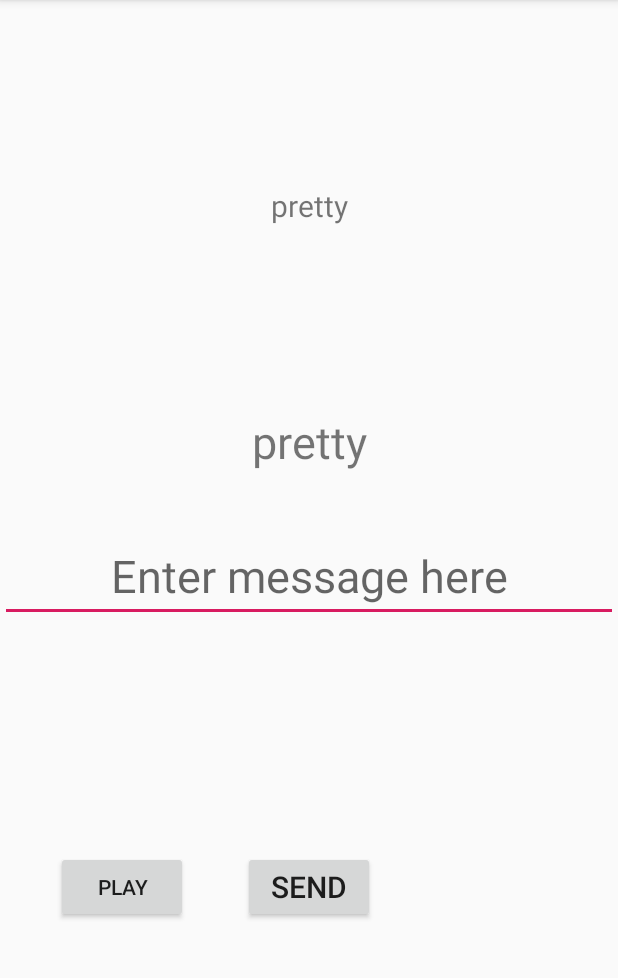
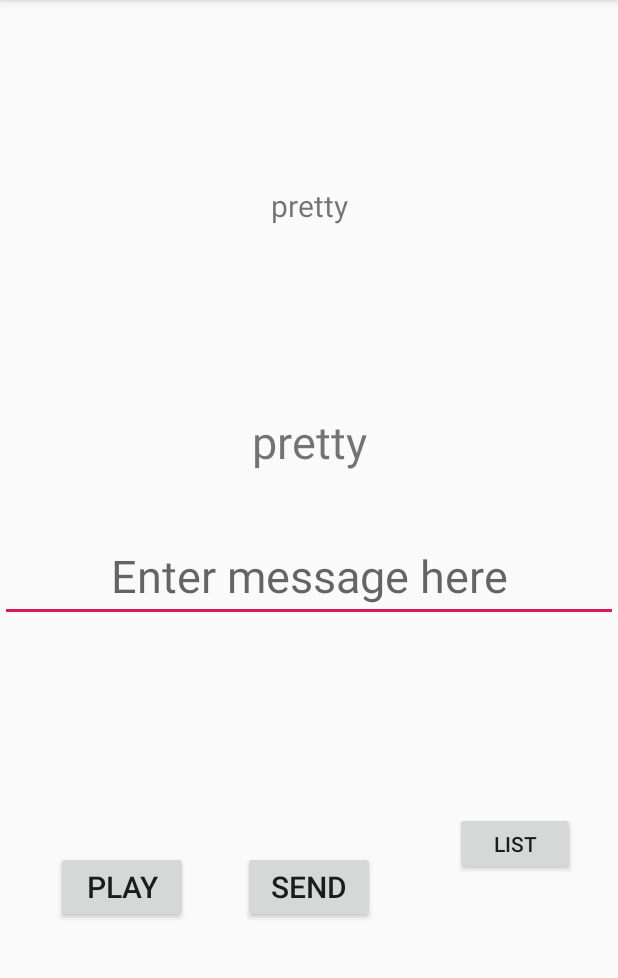
Before and after one commit to NinsiimaD/Helloworld, an Android app: the screen it shows after launch (MainActivity), on a phone screen of 412 x 824 dp, the part 84-1062 px from its top. Run offline under Robolectric (Android 15) with nearby library versions, the phone set to English and light mode, and no system bars.

Commit message:
Class practice

```diff
--- a/app/src/main/AndroidManifest.xml
+++ b/app/src/main/AndroidManifest.xml
@@ -9,18 +9,20 @@
         android:roundIcon="@mipmap/ic_launcher_round"
         android:supportsRtl="true"
         android:theme="@style/AppTheme">
-        <activity android:name=".bottom_activity"></activity>
+        <activity android:name=".listview"></activity>
+        <activity android:name=".bottom_activity" />
         <activity android:name=".top_activity" />
         <activity android:name=".End_activity" />
         <activity android:name=".Begin_activity" />
         <activity android:name=".DisplayMessageActivity" />
-        <activity android:name=".MainActivity">
+        <activity android:name=".splashscreen">
             <intent-filter>
                 <action android:name="android.intent.action.MAIN" />
 
                 <category android:name="android.intent.category.LAUNCHER" />
             </intent-filter>
         </activity>
+        <activity android:name=".MainActivity" />
     </application>
 
 </manifest>
--- a/app/src/main/java/com/example/helloworld/MainActivity.java
+++ b/app/src/main/java/com/example/helloworld/MainActivity.java
@@ -19,11 +19,19 @@ public class MainActivity extends AppCompatActivity {
     protected void onCreate(Bundle savedInstanceState) {
         super.onCreate(savedInstanceState);
         setContentView(R.layout.activity_main);
-        Button p=(Button)findViewById(R.id.button3);
-        p.setOnClickListener(new View.OnClickListener() {
+       Button play=(Button)findViewById(R.id.button3);
+       play.setOnClickListener(new View.OnClickListener() {
            @Override
            public void onClick(View v) {
                Intent intent = new Intent(MainActivity.this,top_activity.class);
+               startActivity(intent);
+           }
+       });
+       Button lis= (Button)findViewById(R.id.button2);
+       lis.setOnClickListener(new View.OnClickListener() {
+           @Override
+           public void onClick(View v) {
+               Intent intent =new Intent(MainActivity.this,listview.class);
                startActivity(intent);
            }
        });
--- /dev/null
+++ b/app/src/main/java/com/example/helloworld/splashscreen.java
@@ -0,0 +1,26 @@
+package com.example.helloworld;
+
+import androidx.appcompat.app.AppCompatActivity;
+
+import android.content.Intent;
+import android.os.Bundle;
+import android.os.Handler;
+
+public class splashscreen extends AppCompatActivity {
+    Handler handler;
+
+    @Override
+    protected void onCreate(Bundle savedInstanceState) {
+        super.onCreate(savedInstanceState);
+        setContentView(R.layout.activity_splashscreen);
+        handler=new Handler();
+        handler.postDelayed(new Runnable() {
+            @Override
+            public void run() {
+                Intent intent=new Intent(splashscreen.this,MainActivity.class);
+                startActivity(intent);
+                finish();
+            }
+        },3000);
+    }
+}
--- a/app/src/main/res/layout/activity_main.xml
+++ b/app/src/main/res/layout/activity_main.xml
@@ -12,8 +12,8 @@
         android:layout_height="wrap_content"
 
         android:hint="Enter message here"
+        android:textAlignment="center"
         android:textSize="30dp"
-        android:textAlignment="center"
         app:layout_constraintBottom_toBottomOf="parent"
         app:layout_constraintEnd_toEndOf="parent"
         app:layout_constraintStart_toStartOf="parent"
@@ -63,9 +63,23 @@
         android:layout_width="wrap_content"
         android:layout_height="wrap_content"
         android:text="play"
+        android:textSize="20dp"
         app:layout_constraintBottom_toBottomOf="parent"
         app:layout_constraintEnd_toStartOf="@+id/sendbutton"
         app:layout_constraintStart_toStartOf="parent"
         app:layout_constraintTop_toBottomOf="@+id/message" />
 
+    <Button
+        android:id="@+id/button2"
+        android:layout_width="80dp"
+        android:layout_height="42dp"
+        android:layout_marginTop="188dp"
+        android:text="list"
+        app:layout_constraintBottom_toBottomOf="parent"
+        app:layout_constraintEnd_toEndOf="parent"
+        app:layout_constraintHorizontal_bias="0.654"
+        app:layout_constraintStart_toEndOf="@+id/sendbutton"
+        app:layout_constraintTop_toTopOf="@+id/message"
+        app:layout_constraintVertical_bias="0.0" />
+
 </androidx.constraintlayout.widget.ConstraintLayout>
```
Also changed, not shown: app/src/main/java/com/example/helloworld/top_activity.java (+12 -3 lines), app/src/main/res/layout/activity_splashscreen.xml (added, +24 -0 lines), app/src/main/res/layout/activity_top.xml (+18 -1 lines). Lines whose indentation alone changed are shown as unchanged.
